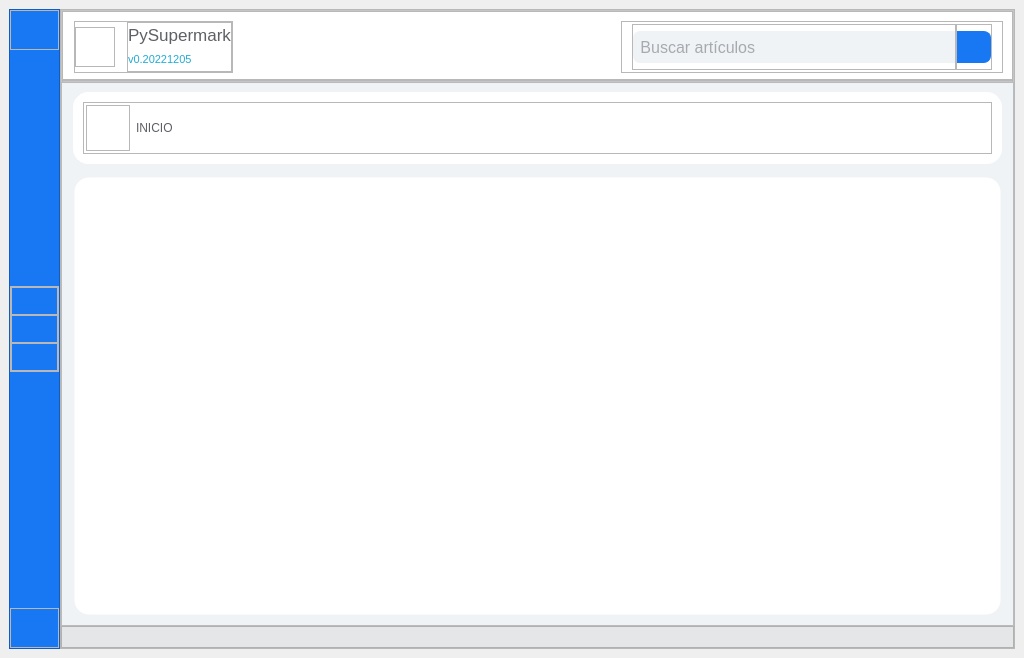
Qt form views/MainView.ui (fgmc125/Py-Supermark-1KPG5) before a commit.
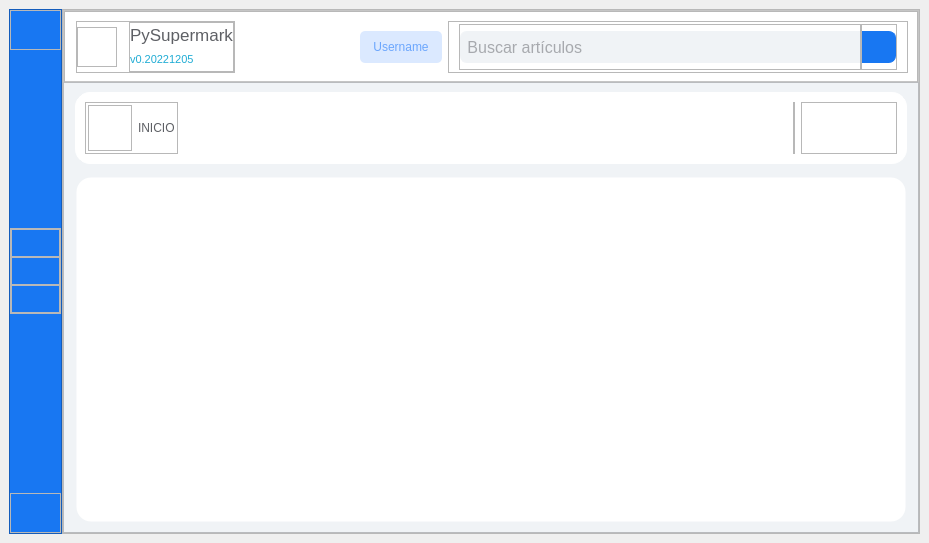
The same form after that commit. Icons and pictures are not drawn.

```diff
--- a/views/MainView.ui
+++ b/views/MainView.ui
@@ -6,8 +6,8 @@
    <rect>
     <x>0</x>
     <y>0</y>
-    <width>1024</width>
-    <height>658</height>
+    <width>929</width>
+    <height>543</height>
    </rect>
   </property>
   <property name="windowTitle">
@@ -40,8 +40,8 @@
 }
 
 #fme_secondary_nav {
-	min-height : 0px;
-	max-height : 0px;
+	min-height : 40px;
+	max-height : 40px;
 }
 
 /* ----------------------------- Logo ----------------------------- */
@@ -65,8 +65,8 @@
 
 #fme_aside {
 	background-color : #1877F2; /*#265792*/
-	min-width : 49px;
-	max-width : 49px;
+	min-width : 51px;
+	max-width : 51px;
 }
 
 /* ------------------------- Content ----------------------------- */
@@ -80,10 +80,6 @@
 	max-height: 20px;
 }
 
-#lbl_version, #lbl_my_cart, #lbl_username {
-	color: #20ACD4;
-}
-
 /* ------------------------- ToolTip ------------------------------ */
 
 QToolTip {
@@ -539,6 +535,10 @@
 	border-color: #1877F2;
 	border-bottom-right-radius: 7px;
     border-top-right-radius: 7px;
+}
+
+#lbl_version {
+	color: #20ACD4;
 }</string>
          </property>
          <property name="frameShape">
@@ -566,22 +566,7 @@
           <item>
            <widget class="QFrame" name="fme_primary_nav">
             <property name="styleSheet">
-             <string notr="true">#tfd_input {
-	background-color: #F0F3F6;
-	color: #5E6065;
-	border : 1px solid;
-	border-color: #F0F3F6;
-	border-bottom-left-radius: 7px;
-    border-top-left-radius: 7px;
-}
-
-#btn_search {
-	background-color: #1877F2;
-	border : 1px solid;
-	border-color: #1877F2;
-	border-bottom-right-radius: 7px;
-    border-top-right-radius: 7px;
-}</string>
+             <string notr="true"/>
             </property>
             <property name="frameShape">
              <enum>QFrame::StyledPanel</enum>
@@ -748,8 +733,63 @@
                </property>
               </spacer>
              </item>
+             <item>
+              <widget class="QPushButton" name="btn_username">
+               <property name="sizePolicy">
+                <sizepolicy hsizetype="Minimum" vsizetype="Fixed">
+                 <horstretch>0</horstretch>
+                 <verstretch>0</verstretch>
+                </sizepolicy>
+               </property>
+               <property name="minimumSize">
+                <size>
+                 <width>0</width>
+                 <height>32</height>
+                </size>
+               </property>
+               <property name="maximumSize">
+                <size>
+                 <width>16777215</width>
+                 <height>32</height>
+                </size>
+               </property>
+               <property name="styleSheet">
+                <string notr="true">QPushButton {
+	color : #6BA6FD;
+	border-style : solid;
+	border-radius: 5px;
+	min-height : 32px;
+	font : 77 18px &quot;Arial&quot;;
+	background-color : #DBE9FF;
+	padding-left : 13px;
+	padding-right : 13px;
+}
+
+QPushButton:hover {
+	border: 1px solid #FFF;
+	border-radius: 5px;
+}
+
+QPushButton:pressed {
+	background-color : transparent;
+	color : #6BA6FD;
+	border: 1px solid #6BA6FD;
+	border-radius: 5px;
+}</string>
+               </property>
+               <property name="text">
+                <string>Username</string>
+               </property>
+              </widget>
+             </item>
              <item>
               <widget class="QFrame" name="fme_search">
+               <property name="sizePolicy">
+                <sizepolicy hsizetype="Maximum" vsizetype="Preferred">
+                 <horstretch>0</horstretch>
+                 <verstretch>0</verstretch>
+                </sizepolicy>
+               </property>
                <property name="frameShape">
                 <enum>QFrame::StyledPanel</enum>
                </property>
@@ -799,14 +839,14 @@
                    <item>
                     <widget class="QLineEdit" name="tfd_input">
                      <property name="sizePolicy">
-                      <sizepolicy hsizetype="Expanding" vsizetype="Preferred">
+                      <sizepolicy hsizetype="Preferred" vsizetype="Preferred">
                        <horstretch>0</horstretch>
                        <verstretch>0</verstretch>
                       </sizepolicy>
                      </property>
                      <property name="minimumSize">
                       <size>
-                       <width>0</width>
+                       <width>400</width>
                        <height>32</height>
                       </size>
                      </property>
@@ -842,6 +882,12 @@
                 </item>
                 <item>
                  <widget class="QFrame" name="fme_search_button">
+                  <property name="sizePolicy">
+                   <sizepolicy hsizetype="Fixed" vsizetype="Preferred">
+                    <horstretch>0</horstretch>
+                    <verstretch>0</verstretch>
+                   </sizepolicy>
+                  </property>
                   <property name="frameShape">
                    <enum>QFrame::StyledPanel</enum>
                   </property>
@@ -907,29 +953,6 @@
             </layout>
            </widget>
           </item>
-          <item>
-           <widget class="QFrame" name="fme_secondary_nav">
-            <property name="frameShape">
-             <enum>QFrame::StyledPanel</enum>
-            </property>
-            <property name="frameShadow">
-             <enum>QFrame::Raised</enum>
-            </property>
-           </widget>
-          </item>
-          <item>
-           <spacer name="verticalSpacer_3">
-            <property name="orientation">
-             <enum>Qt::Vertical</enum>
-            </property>
-            <property name="sizeHint" stdset="0">
-             <size>
-              <width>20</width>
-              <height>40</height>
-             </size>
-            </property>
-           </spacer>
-          </item>
          </layout>
         </widget>
        </item>
@@ -987,6 +1010,34 @@
           </property>
           <item>
            <widget class="QFrame" name="fme_title">
+            <property name="styleSheet">
+             <string notr="true">QPushButton {
+	color : #FFF;
+	border-style : solid;
+	border-radius: 5px;
+	min-height : 40px;
+	font : 77 18px &quot;Arial&quot;;
+}
+
+QPushButton:hover {
+	border: 1px solid #FFF;
+	border-radius: 5px;
+}
+
+#btn_item_var_0:pressed, #btn_item_var_1:pressed {
+	background-color : transparent;
+	color : #42B72A;
+	border: 1px solid #42B72A;
+	border-radius: 5px;
+}
+
+#btn_item_var_0, #btn_item_var_1 {
+	background-color : #42B72A;
+	padding-left : 10px;
+	padding-right : 10px;
+}
+</string>
+            </property>
             <property name="frameShape">
              <enum>QFrame::StyledPanel</enum>
             </property>
@@ -1038,6 +1089,119 @@
                </layout>
               </widget>
              </item>
+             <item>
+              <spacer name="horizontalSpacer_3">
+               <property name="orientation">
+                <enum>Qt::Horizontal</enum>
+               </property>
+               <property name="sizeHint" stdset="0">
+                <size>
+                 <width>40</width>
+                 <height>20</height>
+                </size>
+               </property>
+              </spacer>
+             </item>
+             <item>
+              <widget class="QFrame" name="frame_3">
+               <property name="frameShape">
+                <enum>QFrame::StyledPanel</enum>
+               </property>
+               <property name="frameShadow">
+                <enum>QFrame::Raised</enum>
+               </property>
+               <layout class="QHBoxLayout" name="horizontalLayout_10">
+                <property name="spacing">
+                 <number>10</number>
+                </property>
+                <property name="leftMargin">
+                 <number>0</number>
+                </property>
+                <property name="topMargin">
+                 <number>0</number>
+                </property>
+                <property name="rightMargin">
+                 <number>0</number>
+                </property>
+                <property name="bottomMargin">
+                 <number>0</number>
+                </property>
+               </layout>
+              </widget>
+             </item>
+             <item>
+              <widget class="QFrame" name="frame_4">
+               <property name="styleSheet">
+                <string notr="true"/>
+               </property>
+               <property name="frameShape">
+                <enum>QFrame::StyledPanel</enum>
+               </property>
+               <property name="frameShadow">
+                <enum>QFrame::Raised</enum>
+               </property>
+               <layout class="QHBoxLayout" name="horizontalLayout_12" stretch="0,0">
+                <property name="spacing">
+                 <number>10</number>
+                </property>
+                <property name="sizeConstraint">
+                 <enum>QLayout::SetDefaultConstraint</enum>
+                </property>
+                <property name="leftMargin">
+                 <number>10</number>
+                </property>
+                <property name="topMargin">
+                 <number>0</number>
+                </property>
+                <property name="rightMargin">
+                 <number>10</number>
+                </property>
+                <property name="bottomMargin">
+                 <number>0</number>
+                </property>
+                <item>
+                 <widget class="QPushButton" name="pushButton_2">
+                  <property name="styleSheet">
+                   <string notr="true"/>
+                  </property>
+                  <property name="text">
+                   <string/>
+                  </property>
+                  <property name="icon">
+                   <iconset resource="assets.qrc">
+                    <normaloff>:/icon/assets/icon/list.png</normaloff>:/icon/assets/icon/list.png</iconset>
+                  </property>
+                  <property name="iconSize">
+                   <size>
+                    <width>30</width>
+                    <height>30</height>
+                   </size>
+                  </property>
+                 </widget>
+                </item>
+                <item>
+                 <widget class="QPushButton" name="pushButton">
+                  <property name="styleSheet">
+                   <string notr="true"/>
+                  </property>
+                  <property name="text">
+                   <string/>
+                  </property>
+                  <property name="icon">
+                   <iconset resource="assets.qrc">
+                    <normaloff>:/icon/assets/icon/table-cells-large.png</normaloff>:/icon/assets/icon/table-cells-large.png</iconset>
+                  </property>
+                  <property name="iconSize">
+                   <size>
+                    <width>30</width>
+                    <height>30</height>
+                   </size>
+                  </property>
+                 </widget>
+                </item>
+               </layout>
+              </widget>
+             </item>
             </layout>
            </widget>
           </item>
@@ -1114,7 +1278,74 @@
                <property name="frameShadow">
                 <enum>QFrame::Raised</enum>
                </property>
-               <layout class="QVBoxLayout" name="verticalLayout_15"/>
+               <layout class="QVBoxLayout" name="verticalLayout_15">
+                <property name="spacing">
+                 <number>0</number>
+                </property>
+                <property name="leftMargin">
+                 <number>5</number>
+                </property>
+                <property name="topMargin">
+                 <number>5</number>
+                </property>
+                <property name="rightMargin">
+                 <number>5</number>
+                </property>
+                <property name="bottomMargin">
+                 <number>5</number>
+                </property>
+                <item>
+                 <widget class="QScrollArea" name="scrollArea">
+                  <property name="styleSheet">
+                   <string notr="true">QScrollArea {
+	background-color : transparent;
+	border : 1px solid;
+	border-color: transparent;
+    border-radius: 15px;
+}
+QScrollBar {
+	margin: 5px;
+	min-width: 20px;
+	min-height: 20px;
+}</string>
+                  </property>
+                  <property name="widgetResizable">
+                   <bool>true</bool>
+                  </property>
+                  <widget class="QWidget" name="scrollAreaWidgetContents">
+                   <property name="geometry">
+                    <rect>
+                     <x>0</x>
+                     <y>0</y>
+                     <width>812</width>
+                     <height>313</height>
+                    </rect>
+                   </property>
+                   <property name="styleSheet">
+                    <string notr="true">QWidget {
+	background-color : transparent;
+	border : none;
+}
+
+QFrame {
+	background-color : transparent;
+	border : none;
+	border-color: transparent;
+    border-radius: 0px;
+}
+
+QPushButton {
+	background-color : transparent;
+	border : none;
+	border-color: transparent;
+    border-radius: 0px;
+}</string>
+                   </property>
+                   <layout class="QVBoxLayout" name="verticalLayout_13"/>
+                  </widget>
+                 </widget>
+                </item>
+               </layout>
               </widget>
              </item>
             </layout>
```
Left out of the diff: 8 changed lines with no effect on the pictures.
